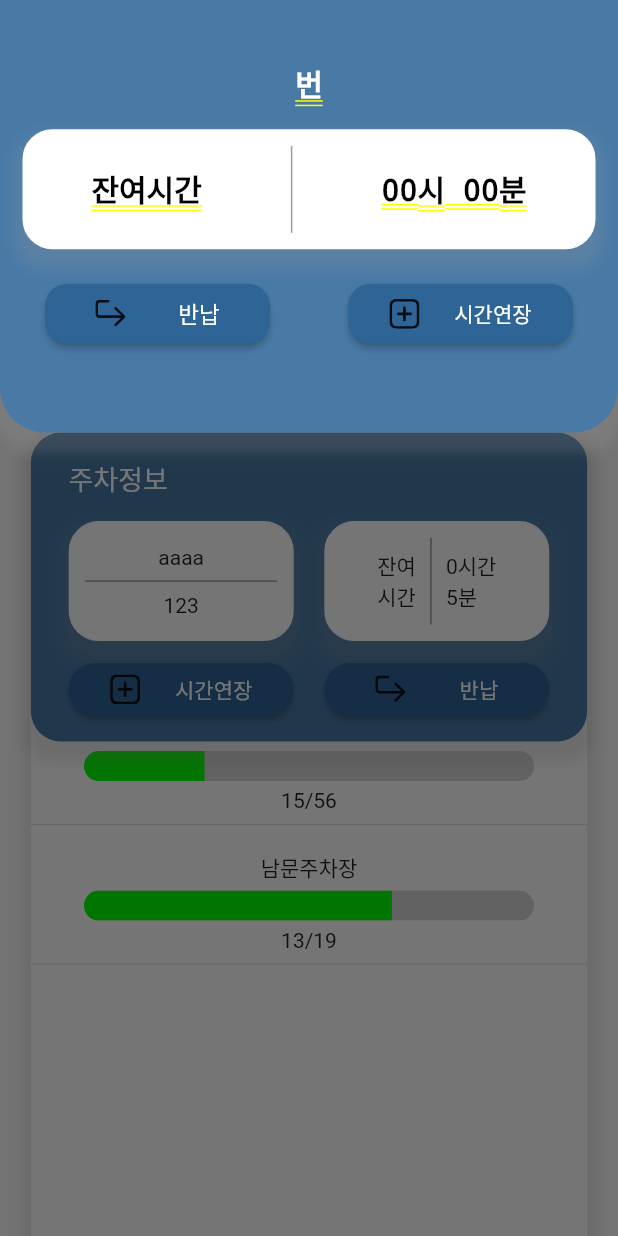
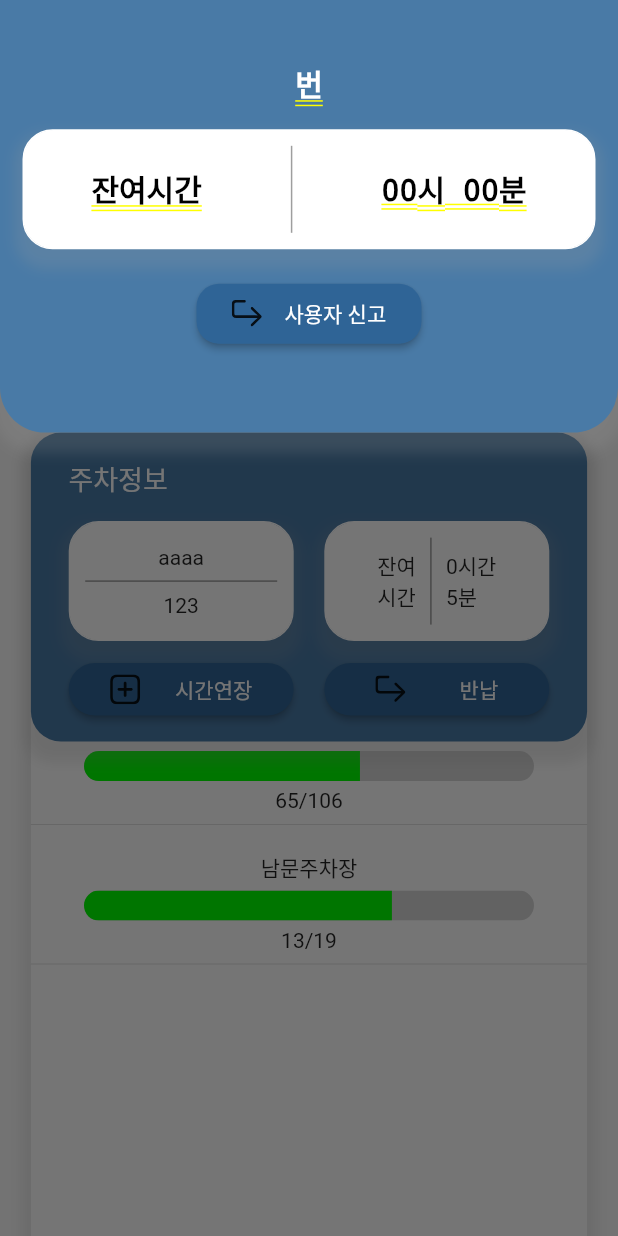
Before and after one commit to Chang-zo/Every-Parking, a Flutter app: the HomeScreen screen opened directly with empty values, after a tap on "시간연장", on a phone screen of 412 x 824 dp. Run offline on Flutter 3.47's test engine with Material 2 defaults, Android fonts, the phone set to English and light mode, and no system bars; our stand-ins replace dotted_border, flutter_secure_storage, flutter_svg, font_awesome_flutter, image_picker; missing offline and left inert: bottom_indicator_bar_svg; accounts and stored records are empty; network calls fail.

Commit message:
주차장 등록 반납 기능 완성

```diff
--- a/lib/Model/parkingarea.dart
+++ b/lib/Model/parkingarea.dart
@@ -1,11 +1,11 @@
 //int parkingId, String parkingStatus
 
 class ParkingArea {
-  var parkingId;
-  var parkingStatus;
+  int parkingId;
+  String parkingStatus;
 
   ParkingArea({
-    this.parkingId,
+    required this.parkingId,
     required this.parkingStatus,
   });
 
--- a/lib/datasource/datasource.dart
+++ b/lib/datasource/datasource.dart
@@ -119,7 +119,8 @@ class Datasource {
         headers: {'Content-Type': 'application/json', 'userId': userId});
 
     if (response.statusCode == 200) {
-      print('nowParkingLotStatus : ${json.decode(response.body)}');
+      print(
+          'nowParkingLotStatus : ${json.decode(utf8.decode(response.bodyBytes))}');
       return parkingMapStatues
           .fromJson(json.decode(utf8.decode(response.bodyBytes)));
     } else {
--- a/lib/screen/home_screen.dart
+++ b/lib/screen/home_screen.dart
@@ -36,7 +36,7 @@ class _HomeScreen extends State<HomeScreen> {
     //_startTimer();
     _getParkingLotInfo();
     nowParkingList = [
-      ParkingLotInfo(name: "동문주차장", used: 15, total: 56),
+      ParkingLotInfo(name: "동문주차장", used: 65, total: 106),
       ParkingLotInfo(name: "남문주차장", used: 13, total: 19),
     ];
   }
@@ -72,6 +72,7 @@ class _HomeScreen extends State<HomeScreen> {
     }
 
     try {
+      print("내 자동차 정보 가져오기 try 문");
       MyParkingStatus myParkingStatusInfo =
           await Datasource().myParkingStatus(widget.userId);
 
@@ -82,6 +83,7 @@ class _HomeScreen extends State<HomeScreen> {
         i = myParkingStatus.remain!;
       });
     } catch (e) {
+      print("내 자동차 정보 가져오기 catch 문");
       setState(() {
         myParkingStatus.parkingId = 123;
         myParkingStatus.remain = i;
@@ -100,6 +102,7 @@ class _HomeScreen extends State<HomeScreen> {
         'home/ ${nowParkingStatusInfo.total},${nowParkingStatusInfo.used},${nowParkingStatusInfo.name}');
 
     setState(() {
+      nowParkingList.removeAt(1);
       nowParkingList.add(nowParkingStatusInfo);
     });
   }
@@ -131,15 +134,8 @@ class _HomeScreen extends State<HomeScreen> {
     return Text("${time_h.toString()}시간\n${time_m.toString()}분");
   }
 
-  Future<void> _refresh() {
-    setState(() {
-      //서버 연결 후 아래 주석처리 된거 실행시키기!
-      //nowParkingList = nowParkingStatusInfo;
-      nowParkingList.add(
-        ParkingLotInfo(name: "동문주차장", used: 15, total: 56),
-      );
-    });
-    return Future<void>.value();
+  Future<void> _refresh() async {
+    _getParkingLotInfo();
   }
 
   void isRegist() {}
@@ -452,9 +448,9 @@ class _HomeScreen extends State<HomeScreen> {
                                                   builder: (context) =>
                                                       MyParkingInfo(
                                                           "번",
+                                                          widget.userId,
                                                           myParkingStatus
-                                                              .parkingId,
-                                                          widget.userId),
+                                                              .parkingId),
                                                 );
                                               },
                                               child: Row(
@@ -490,9 +486,9 @@ class _HomeScreen extends State<HomeScreen> {
                                                   builder: (context) =>
                                                       MyParkingInfo(
                                                           "번",
+                                                          widget.userId,
                                                           myParkingStatus
-                                                              .parkingId,
-                                                          widget.userId),
+                                                              .parkingId),
                                                 );
                                               },
                                               child: Row(
--- a/lib/screen/my_parking_status.dart
+++ b/lib/screen/my_parking_status.dart
@@ -1,12 +1,15 @@
+import 'dart:convert';
+
 import 'package:every_parking/datasource/datasource.dart';
 import 'package:flutter/material.dart';
 import 'package:flutter_svg/svg.dart';
+import 'package:flutter_secure_storage/flutter_secure_storage.dart';
 
 class MyParkingInfo extends StatefulWidget {
   final String parkingNum;
+  final String userId;
   final int parkingId;
-  final String userId;
-  const MyParkingInfo(this.parkingNum, this.parkingId, this.userId, {Key? key})
+  const MyParkingInfo(this.parkingNum, this.userId, this.parkingId, {Key? key})
       : super(key: key);
 
   @override
@@ -14,17 +17,40 @@ class MyParkingInfo extends StatefulWidget {
 }
 
 class _MyParkingInfoState extends State<MyParkingInfo> {
-  //주차 칸이 0이면 주차하지 않은것
-  //주차 칸이 0이 아니라면, 해당 칸에 ㅊ주차를 한것
+  static final storage = FlutterSecureStorage();
+  dynamic parkingInfo = '';
   int myParkingId = 0;
+  bool isMe = false;
   @override
   void initState() {
+    print("MyParkingInfo의 initState 실행");
+    super.initState();
+    myParkingInfo();
+  }
+
+  Future<void> myParkingInfo() async {
+    parkingInfo = await storage.read(key: 'myParkingLot');
+    if (parkingInfo != null) {
+      print('주차등록 정보가 존재합니다.');
+      var parsedJson = json.decode(parkingInfo);
+      myParkingId = parsedJson['parkId'];
+    } else {
+      print('주차정보가 없습니다.');
+      myParkingId = 0;
+    }
+    print("로컬에 등록된 주차정보");
+    print(myParkingId);
     print(widget.parkingId);
-    super.initState();
-    setState(() {
-      myParkingId = widget.parkingId;
-    });
-    print(myParkingId);
+    print(myParkingId == widget.parkingId);
+    if (myParkingId == widget.parkingId) {
+      setState(() {
+        isMe = true;
+      });
+    } else {
+      setState(() {
+        isMe = false;
+      });
+    }
   }
 
   @override
@@ -110,7 +136,7 @@ class _MyParkingInfoState extends State<MyParkingInfo> {
                           ),
                         ),
                       ),
-                      myParkingId != 0
+                      isMe == true
                           ? ButtonBar(
                               alignment: MainAxisAlignment.spaceAround,
                               children: [
@@ -286,32 +312,6 @@ class _MyParkingInfoState extends State<MyParkingInfo> {
                                         ],
                                       )),
                                 ),
-                                SizedBox(
-                                  width: 150,
-                                  height: 40,
-                                  child: ElevatedButton(
-                                      style: ElevatedButton.styleFrom(
-                                        backgroundColor: Color.fromARGB(
-                                            0xFF, 0x2F, 0x64, 0x96),
-                                        shape: RoundedRectangleBorder(
-                                          borderRadius:
-                                              BorderRadius.circular(15.0),
-                                        ),
-                                      ),
-                                      onPressed: () {},
-                                      child: Row(
-                                        mainAxisAlignment:
-                                            MainAxisAlignment.spaceAround,
-                                        children: [
-                                          SvgPicture.asset(
-                                            'assets/icons/white/custom.plus.app.svg',
-                                            width: 20,
-                                            height: 20,
-                                          ),
-                                          Text("쪽지보내기")
-                                        ],
-                                      )),
-                                ),
                               ],
                             )
                     ],
--- a/lib/screen/sign_up_screen.dart
+++ b/lib/screen/sign_up_screen.dart
@@ -56,7 +56,7 @@ class _SignUpUserScreen extends State<SignUpUserScreen> {
                         Padding(
                           padding: EdgeInsets.fromLTRB(0, 30, 0, 0),
                           child: Text(
-                            "살려줘",
+                            "회원가입",
                             style: TextStyle(
                               fontSize: 20,
                             ),
```
Also changed, not shown: lib/screen/parking_lot_map.dart (+27 -24 lines).
